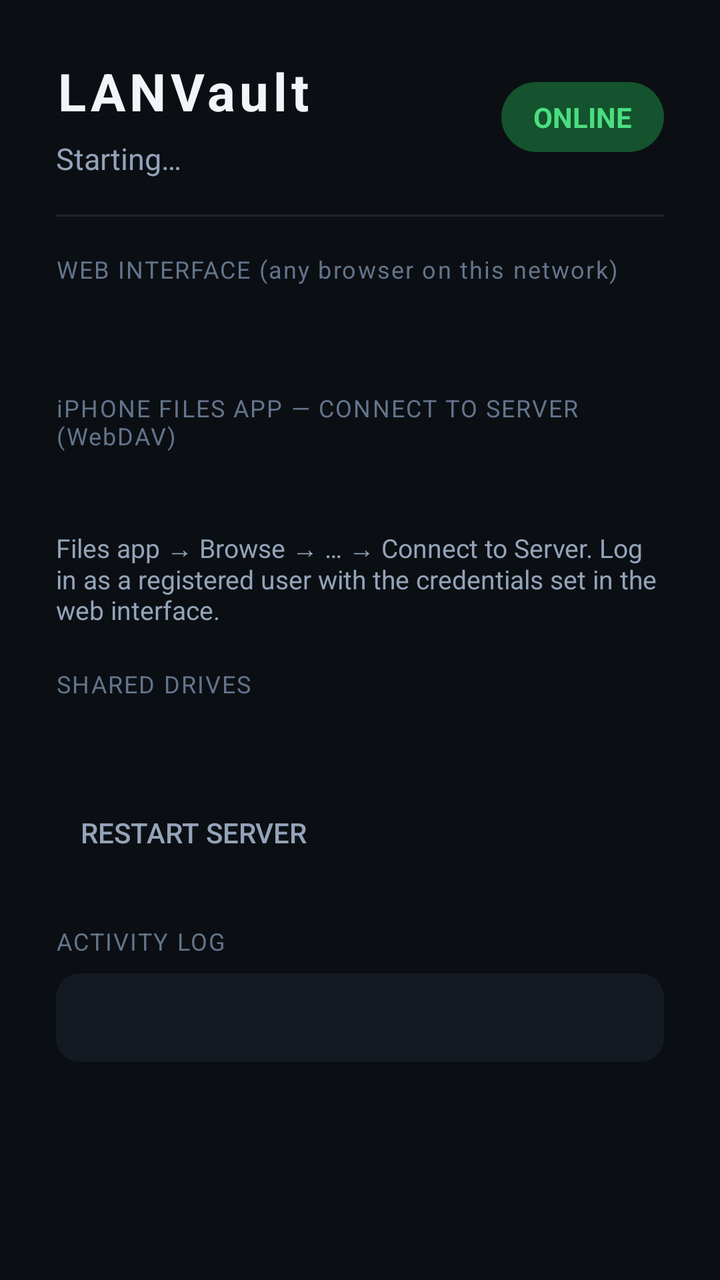
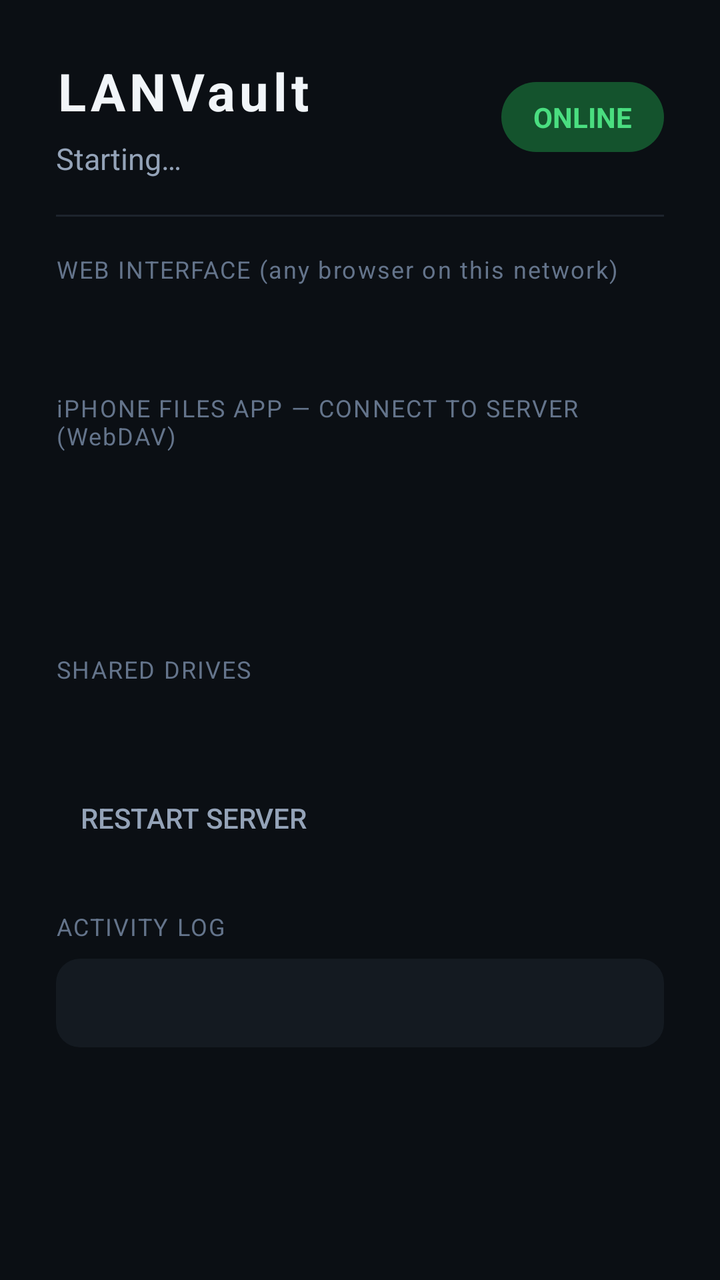

Two renders of the same Android screen: before a commit and after it. Below are the layout's source before the change and the commit's diff.
<!-- AndroidManifest.xml: application theme Theme.LanVault -->
<!-- res/layout/activity_main.xml -->
<?xml version="1.0" encoding="utf-8"?>
<ScrollView xmlns:android="http://schemas.android.com/apk/res/android"
    android:id="@+id/rootScroll"
    android:layout_width="match_parent"
    android:layout_height="match_parent"
    android:background="@color/background"
    android:padding="28dp">

    <LinearLayout
        android:layout_width="match_parent"
        android:layout_height="wrap_content"
        android:orientation="vertical">

        <LinearLayout
            android:layout_width="match_parent"
            android:layout_height="wrap_content"
            android:baselineAligned="false"
            android:orientation="horizontal">

            <LinearLayout
                android:layout_width="0dp"
                android:layout_height="wrap_content"
                android:layout_weight="1"
                android:orientation="vertical">

                <TextView
                    android:id="@+id/headerTitle"
                    android:layout_width="wrap_content"
                    android:layout_height="wrap_content"
                    android:letterSpacing="0.08"
                    android:text="@string/app_name"
                    android:textColor="@color/text_primary"
                    android:textSize="26sp"
                    android:textStyle="bold" />

                <TextView
                    android:id="@+id/statusLine"
                    android:layout_width="wrap_content"
                    android:layout_height="wrap_content"
                    android:layout_marginTop="6dp"
                    android:text="Starting…"
                    android:textColor="@color/text_secondary"
                    android:textSize="15sp" />
            </LinearLayout>

            <TextView
                android:id="@+id/statusBadge"
                android:layout_width="wrap_content"
                android:layout_height="wrap_content"
                android:layout_gravity="center_vertical"
                android:background="@drawable/badge_background"
                android:paddingHorizontal="16dp"
                android:paddingVertical="8dp"
                android:text="ONLINE"
                android:textColor="@color/accent"
                android:textSize="14sp"
                android:textStyle="bold" />
        </LinearLayout>

        <View
            android:layout_width="match_parent"
            android:layout_height="1dp"
            android:layout_marginTop="18dp"
            android:layout_marginBottom="18dp"
            android:background="@color/surface_highlight" />

        <TextView
            android:id="@+id/webInterfaceLabel"
            android:layout_width="wrap_content"
            android:layout_height="wrap_content"
            android:letterSpacing="0.06"
            android:text="WEB INTERFACE (any browser on this network)"
            android:textColor="@color/text_muted"
            android:textSize="12sp" />

        <TextView
            android:id="@+id/webInterfaceUrl"
            android:layout_width="match_parent"
            android:layout_height="wrap_content"
            android:layout_marginTop="6dp"
            android:fontFamily="monospace"
            android:textIsSelectable="true"
            android:textColor="@color/text_primary"
            android:textSize="20sp" />

        <TextView
            android:id="@+id/webdavLabel"
            android:layout_width="wrap_content"
            android:layout_height="wrap_content"
            android:layout_marginTop="20dp"
            android:letterSpacing="0.06"
            android:text="iPHONE FILES APP — CONNECT TO SERVER (WebDAV)"
            android:textColor="@color/text_muted"
            android:textSize="12sp" />

        <TextView
            android:id="@+id/webdavUrl"
            android:layout_width="match_parent"
            android:layout_height="wrap_content"
            android:layout_marginTop="6dp"
            android:fontFamily="monospace"
            android:textIsSelectable="true"
            android:textColor="@color/text_primary"
            android:textSize="20sp" />

        <TextView
            android:id="@+id/webdavHint"
            android:layout_width="match_parent"
            android:layout_height="wrap_content"
            android:layout_marginTop="6dp"
            android:text="Files app → Browse → … → Connect to Server. Log in as a registered user with the credentials set in the web interface."
            android:textColor="@color/text_secondary"
            android:textSize="13sp" />

        <TextView
            android:id="@+id/volumesLabel"
            android:layout_width="wrap_content"
            android:layout_height="wrap_content"
            android:layout_marginTop="20dp"
            android:letterSpacing="0.06"
            android:text="SHARED DRIVES"
            android:textColor="@color/text_muted"
            android:textSize="12sp" />

        <TextView
            android:id="@+id/volumesValue"
            android:layout_width="match_parent"
            android:layout_height="wrap_content"
            android:layout_marginTop="6dp"
            android:textColor="@color/text_primary"
            android:textSize="15sp" />

        <TextView
            android:id="@+id/permissionValue"
            android:layout_width="match_parent"
            android:layout_height="wrap_content"
            android:layout_marginTop="6dp"
            android:textColor="@color/warning"
            android:textSize="14sp"
            android:visibility="gone" />

        <TextView
            android:id="@+id/portFallbackValue"
            android:layout_width="match_parent"
            android:layout_height="wrap_content"
            android:layout_marginTop="6dp"
            android:textColor="@color/warning"
            android:textSize="14sp"
            android:visibility="gone" />

        <LinearLayout
            android:layout_width="match_parent"
            android:layout_height="wrap_content"
            android:layout_marginTop="16dp"
            android:orientation="horizontal">

            <Button
                android:id="@+id/grantAccessButton"
                style="?android:attr/borderlessButtonStyle"
                android:layout_width="wrap_content"
                android:layout_height="wrap_content"
                android:text="Grant storage access"
                android:textColor="@color/accent"
                android:visibility="gone" />

            <Button
                android:id="@+id/addDriveButton"
                style="?android:attr/borderlessButtonStyle"
                android:layout_width="wrap_content"
                android:layout_height="wrap_content"
                android:text="Add a drive"
                android:textColor="@color/text_secondary"
                android:visibility="gone" />

            <Button
                android:id="@+id/restartButton"
                style="?android:attr/borderlessButtonStyle"
                android:layout_width="wrap_content"
                android:layout_height="wrap_content"
                android:text="Restart server"
                android:textColor="@color/text_secondary" />
        </LinearLayout>

        <TextView
            android:layout_width="wrap_content"
            android:layout_height="wrap_content"
            android:layout_marginTop="22dp"
            android:letterSpacing="0.06"
            android:text="ACTIVITY LOG"
            android:textColor="@color/text_muted"
            android:textSize="12sp" />

        <TextView
            android:id="@+id/logView"
            android:layout_width="match_parent"
            android:layout_height="wrap_content"
            android:layout_marginTop="8dp"
            android:background="@drawable/log_background"
            android:fontFamily="monospace"
            android:padding="14dp"
            android:textColor="@color/text_secondary"
            android:textSize="12sp" />
    </LinearLayout>
</ScrollView>
<!-- resources referenced by this layout -->
<resources>
  <color name="accent">#FF4ADE80</color>
  <color name="background">#FF0B0F14</color>
  <color name="surface_highlight">#FF1D242D</color>
  <color name="text_muted">#FF64748B</color>
  <color name="text_primary">#FFF1F5F9</color>
  <color name="text_secondary">#FF94A3B8</color>
  <color name="warning">#FFFBBF24</color>
  <!-- drawable badge_background (drawable) -->
  <?xml version="1.0" encoding="utf-8"?>
  <shape xmlns:android="http://schemas.android.com/apk/res/android"
      android:shape="rectangle">
      <solid android:color="@color/accent_dim" />
      <corners android:radius="20dp" />
  </shape>
  <!-- drawable log_background (drawable) -->
  <?xml version="1.0" encoding="utf-8"?>
  <shape xmlns:android="http://schemas.android.com/apk/res/android"
      android:shape="rectangle">
      <solid android:color="@color/surface" />
      <corners android:radius="12dp" />
  </shape>
  <string name="app_name">LANVault</string>
  <style name="Theme.LanVault" parent="@android:style/Theme.Material.NoActionBar">
          <item name="android:windowBackground">@color/background</item>
          <item name="android:colorBackground">@color/background</item>
          <item name="android:colorAccent">@color/accent</item>
          <item name="android:textColorPrimary">@color/text_primary</item>
          <item name="android:textColorSecondary">@color/text_secondary</item>
          <item name="android:statusBarColor">@color/background</item>
          <item name="android:navigationBarColor">@color/background</item>
      </style>
  <color name="accent_dim">#FF14532D</color>
  <color name="surface">#FF141A21</color>
</resources>

<!-- the commit's change to res/layout/activity_main.xml (unified diff, before → after) -->
@@ -104,11 +104,19 @@
             android:textSize="20sp" />
 
         <TextView
+            android:id="@+id/authStateValue"
+            android:layout_width="match_parent"
+            android:layout_height="wrap_content"
+            android:layout_marginTop="6dp"
+            android:textColor="@color/text_secondary"
+            android:textSize="13sp" />
+
+        <TextView
             android:id="@+id/webdavHint"
             android:layout_width="match_parent"
             android:layout_height="wrap_content"
             android:layout_marginTop="6dp"
-            android:text="Files app → Browse → … → Connect to Server. Log in as a registered user with the credentials set in the web interface."
+            android:text=""
             android:textColor="@color/text_secondary"
             android:textSize="13sp" />
 
